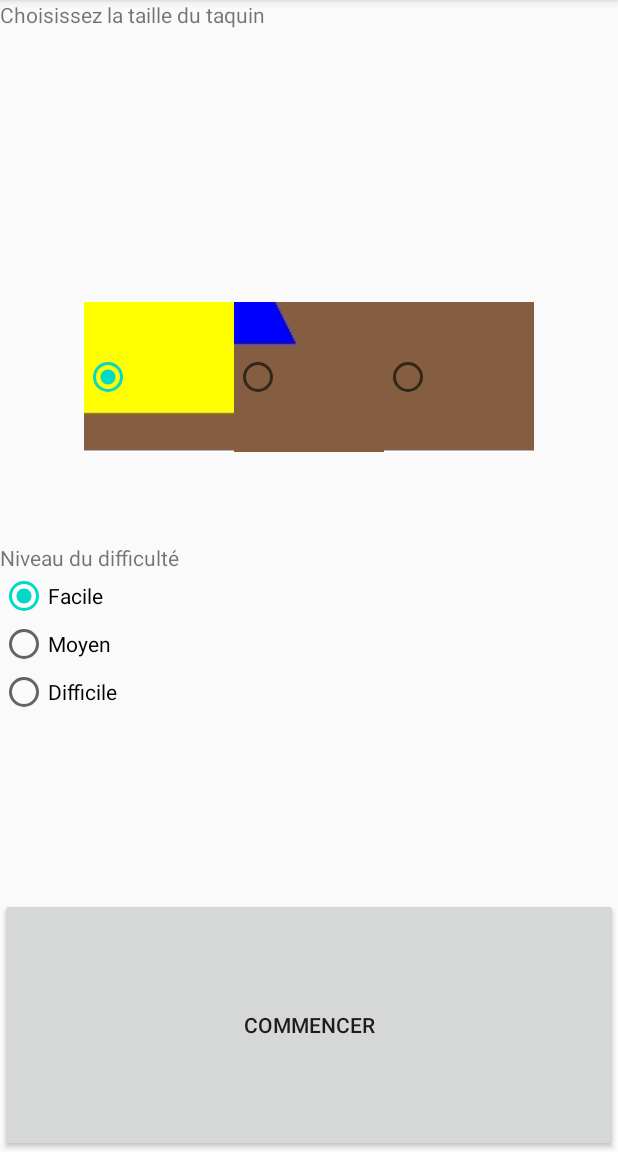
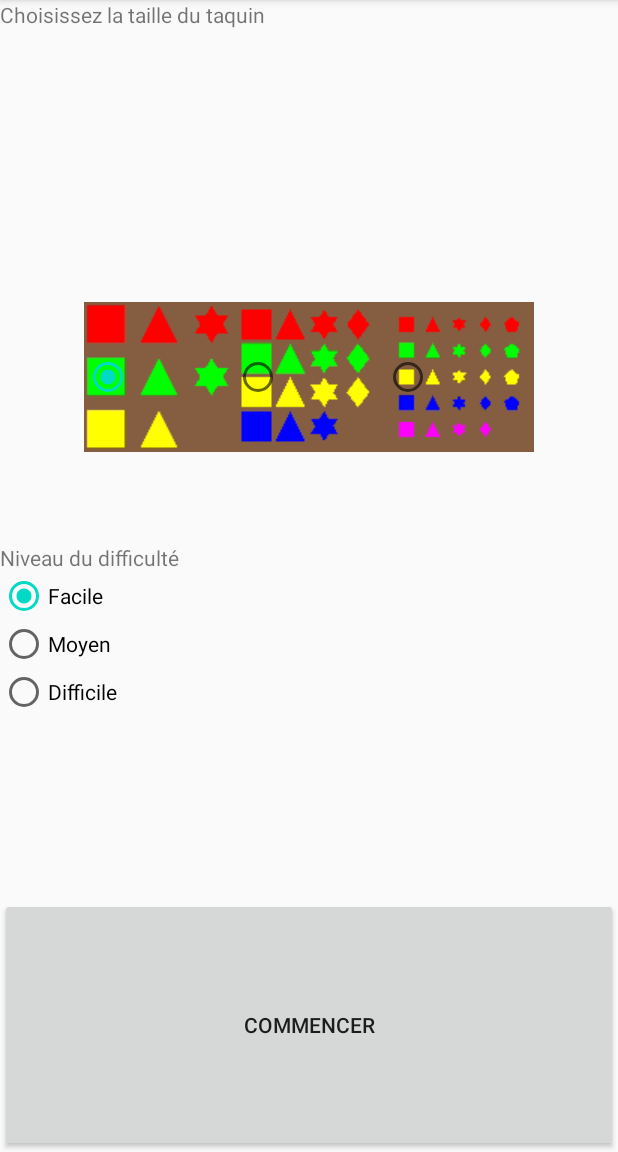
Before and after one commit to SamirToularhmine/TaquinGLES, an Android app: the screen it shows after launch (MenuPrincipalActivity), on a phone screen of 412 x 824 dp, the part 84-1236 px from its top. Run offline under Robolectric (Android 15) with nearby library versions, the phone set to English and light mode, and no system bars.

Commit message:
images mieux mais radio moche

```diff
--- a/app/src/main/res/layout/activity_menu_principal.xml
+++ b/app/src/main/res/layout/activity_menu_principal.xml
@@ -29,28 +29,27 @@
             android:id="@+id/radioButton_33"
             android:layout_width="100dp"
             android:layout_height="100dp"
-            android:drawableBottom="@drawable/taquin_33"
-            android:gravity="center"
-            android:text="3 x 3" />
+            android:drawableEnd="@drawable/image_33_petite"
+            />
 
 
         <RadioButton
             android:id="@+id/radioButton_44"
             android:layout_width="100dp"
             android:layout_height="100dp"
-            android:drawableBottom="@drawable/taquin_44"
-            android:gravity="center"
-            android:text="4 x 4" />
-
+            android:drawableEnd="@drawable/image_44_petite"
+            />
 
         <RadioButton
             android:id="@+id/radioButton_55"
             android:layout_width="100dp"
             android:layout_height="100dp"
-            android:drawableBottom="@drawable/taquin_55"
+            android:drawableEnd="@drawable/image_55_petite"
+            />
 
-            android:gravity="center"
-            android:text="5 x 5" />
+
+/>
+
 
 
     </RadioGroup>
```
Also changed, not shown: app/src/main/res/drawable-mdpi/image_33_petite.png (added), app/src/main/res/drawable-mdpi/image_44_petite.png (added), app/src/main/res/drawable-mdpi/image_55_petite.png (added).
